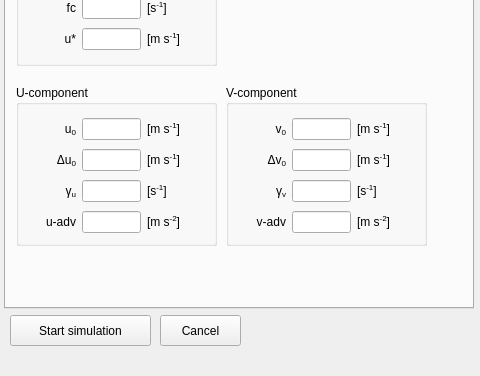
Before: the Qt Designer form mlmodel_UI/mainwindow.ui in classmodel/modelgui, drawn with Qt 5; both pictures show x 0 to 480 and y 124 to 500 of the 640 by 500 pixel window.
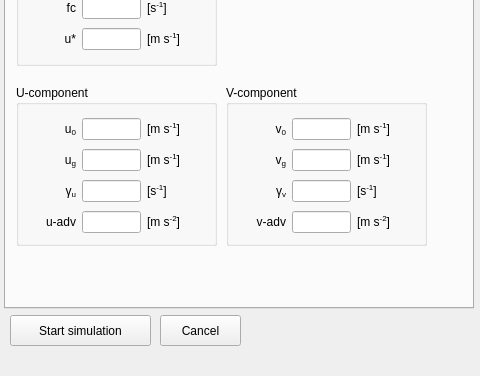
After: the same form once the commit is applied. The open tabs and pages were chosen to show the change.

Commit message: Switched input wind to geostrophic wind rather than du and dv

Patch:
```diff
--- a/mlmodel_UI/mainwindow.ui
+++ b/mlmodel_UI/mainwindow.ui
@@ -875,7 +875,7 @@
            <string/>
           </property>
           <property name="text">
-           <string>&lt;html&gt;Δu&lt;sub&gt;0&lt;/sub&gt;&lt;/html&gt;</string>
+           <string>&lt;html&gt;u&lt;sub&gt;g&lt;/sub&gt;&lt;/html&gt;</string>
           </property>
           <property name="alignment">
            <set>Qt::AlignRight|Qt::AlignTrailing|Qt::AlignVCenter</set>
@@ -1047,7 +1047,7 @@
            <string/>
           </property>
           <property name="text">
-           <string>&lt;html&gt;Δv&lt;sub&gt;0&lt;/sub&gt;&lt;/html&gt;</string>
+           <string>&lt;html&gt;v&lt;sub&gt;g&lt;/sub&gt;&lt;/html&gt;</string>
           </property>
           <property name="alignment">
            <set>Qt::AlignRight|Qt::AlignTrailing|Qt::AlignVCenter</set>
```
Left out of the diff: 10 changed lines with no effect on the pictures. The commit also changes 2 other files.
